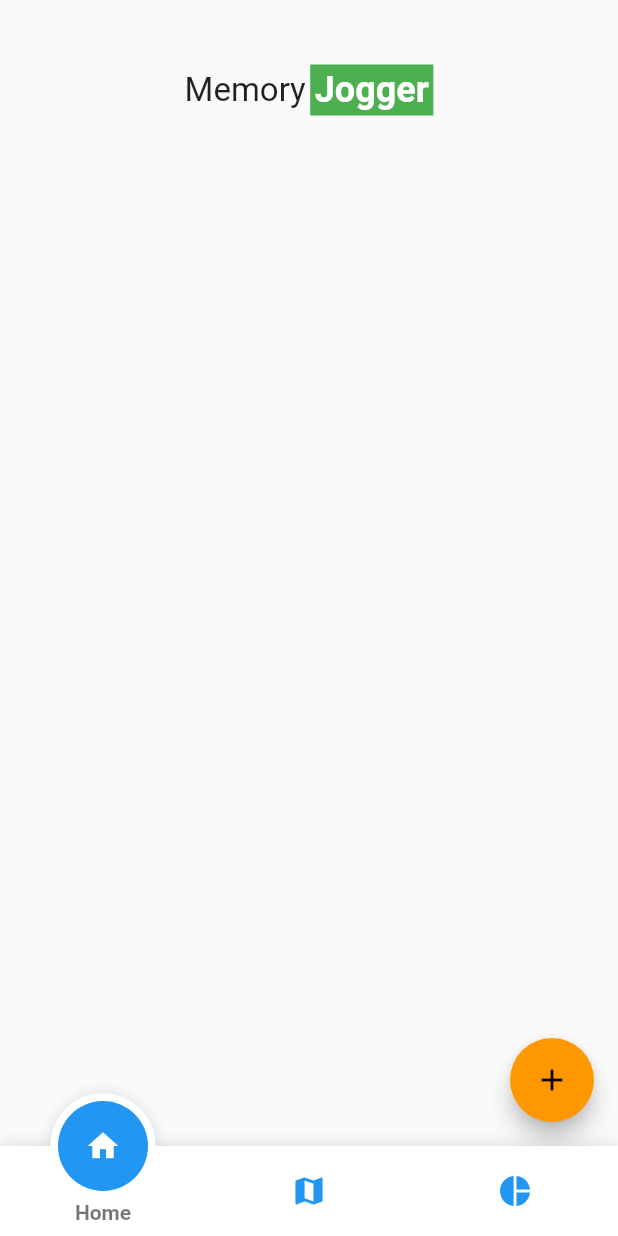
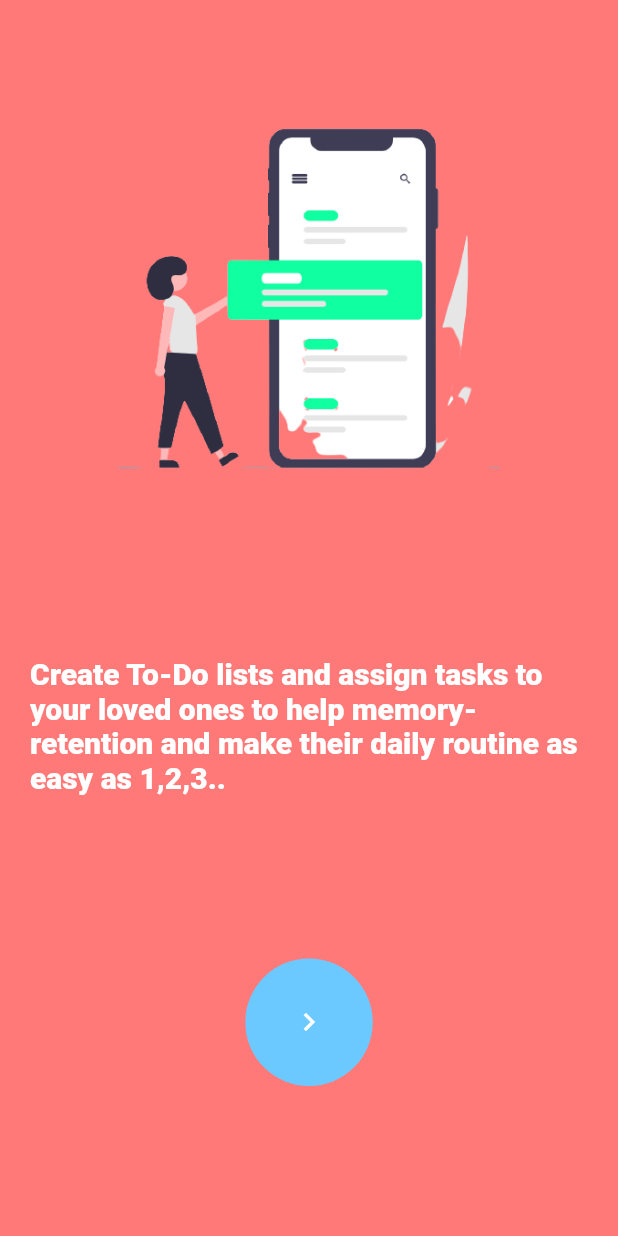
Before and after one commit to samiraliyev573/bchacks2021-juniorhelp, a Flutter app: the screen it shows after launch, on a phone screen of 412 x 824 dp. Run offline on Flutter 3.47's test engine with Material 2 defaults, Android fonts, the phone set to English and light mode, and no system bars; drawn by our look-alikes of fancy_bottom_navigation; our stand-ins replace cloud_firestore, firebase_core, firebase_messaging, fl_chart, font_awesome_flutter, geolocator and 3 more; accounts and stored records are empty.

Commit message:
Onboarding screen somewhat done

```diff
--- a/juniorhelp/lib/main.dart
+++ b/juniorhelp/lib/main.dart
@@ -1,5 +1,6 @@
 import 'package:flutter/material.dart';
 import 'package:firebase_core/firebase_core.dart';
+import 'package:juniorhelp/screens/onboarding.dart';
 import 'screens/home.dart';
 import 'screens/maps.dart';
 import 'screens/statistics.dart';
@@ -21,7 +22,7 @@
           brightness: Brightness.light,
           primaryColor: Colors.blue,
           accentColor: Colors.orange),
-      home: MyHomePage(),
+      home: OnBoarding(),
     );
   }
 }
--- /dev/null
+++ b/juniorhelp/lib/screens/onboarding.dart
@@ -0,0 +1,293 @@
+import 'package:flutter/material.dart';
+import 'package:juniorhelp/screens/login.dart';
+import 'package:font_awesome_flutter/font_awesome_flutter.dart';
+
+const List<Color> colorList = [
+  Color(0xffFF7979),
+  Color(0xff6CC9FF),
+  Color(0xffFFBD59),
+  Color(0xff8C52FF)
+];
+
+const List<String> imageLink = [
+  "assets/onboarding1.png",
+  "assets/onboarding2.png",
+  "assets/onboarding3.png",
+  "assets/onboarding4.png",
+];
+
+const List<String> texts = [
+  "Create To-Do lists and assign tasks to your loved ones to help memory-retention and make their daily routine as easy as 1,2,3..",
+  "Track your loved one's live locations and view their memory-related analytics on the go!",
+  "Meet Sarah, Your loved one's personalized chatbot! Sarah will help your loved one remember those hard-to-recall details in everyday life",
+  "Develop your loved one's memory retention and recollection abilities using the memory quiz feature of the app!"
+];
+
+int index = 0;
+
+class OnBoarding extends StatefulWidget {
+  @override
+  _OnBoardingState createState() => _OnBoardingState();
+}
+
+class _OnBoardingState extends State<OnBoarding> with TickerProviderStateMixin {
+  AnimationController _controller;
+  Animation firstHalfAnimation;
+  Animation secondHalfAnimation;
+  Animation horizontalAnimation;
+  bool animationHalfWay = false;
+  bool isToggled = false;
+
+  Color container1color = colorList[index];
+  Color container2color = colorList[index + 1];
+
+  void middleSwap() {
+    if (isToggled) {
+      setState(() {
+        container1color = colorList[index + 1];
+        container2color = colorList[index];
+      });
+    } else {
+      setState(() {
+        container1color = colorList[index];
+        container2color = colorList[index + 1];
+      });
+    }
+  }
+
+  PageController pageController;
+
+  @override
+  void initState() {
+    // TODO: implement initState
+    super.initState();
+
+    pageController = PageController();
+
+    _controller =
+        AnimationController(duration: Duration(milliseconds: 750), vsync: this);
+
+    firstHalfAnimation = CurvedAnimation(
+      parent: _controller,
+      curve: Interval(0.000, 0.500, curve: Curves.easeInExpo),
+    );
+
+    secondHalfAnimation = CurvedAnimation(
+      parent: _controller,
+      curve: Interval(0.500, 1.000, curve: Curves.easeOutExpo),
+    );
+
+    horizontalAnimation = CurvedAnimation(
+      parent: _controller,
+      curve: Interval(0.750, 1.000, curve: Curves.easeInOutQuad),
+    );
+
+    _controller
+      ..addStatusListener((status) {
+        if (status == AnimationStatus.completed) {
+          middleSwap();
+          _controller.reset();
+        }
+      })
+      ..addListener(() {
+        if (_controller.value > 0.5) {
+          setState(() {
+            animationHalfWay = true;
+          });
+        } else {
+          setState(() {
+            animationHalfWay = false;
+          });
+        }
+      });
+  }
+
+  @override
+  void dispose() {
+    // TODO: implement dispose
+    _controller.dispose();
+    super.dispose();
+  }
+
+  @override
+  Widget build(BuildContext context) {
+    final width = MediaQuery.of(context).size.width;
+
+    return Scaffold(
+      backgroundColor: animationHalfWay ? container2color : container1color,
+      body: Stack(
+        children: [
+          Container(
+            color: animationHalfWay ? container2color : container1color,
+            width: width / 2.0 - 44,
+            height: double.infinity,
+          ),
+          Padding(
+            padding: const EdgeInsets.only(bottom: 100),
+            child: Align(
+              alignment: Alignment.bottomCenter,
+              child: GestureDetector(
+                onTap: () {
+                  if (_controller.status != AnimationStatus.forward) {
+                    setState(() {
+                      isToggled = !isToggled;
+                      index++;
+                    });
+
+                    if (index > 3) {
+                      setState(() {
+                        index = 0;
+                      });
+                    }
+                    pageController.animateToPage(index,
+                        duration: Duration(milliseconds: 500),
+                        curve: Curves.easeInOutQuad);
+                    _controller.forward();
+                  }
+                },
+                child: Stack(
+                  children: [
+                    ContainerAnimation(
+                      animation: firstHalfAnimation,
+                      color: container2color,
+                      swap: 1.0,
+                      index: index,
+                      show: false,
+                      tweenAnimation: Tween<double>(begin: 1.0, end: 85),
+                    ),
+                    ContainerAnimation(
+                      animation: secondHalfAnimation,
+                      color: container1color,
+                      swap: -1.0,
+                      index: index,
+                      horizontalTween: Tween<double>(begin: 0, end: -85),
+                      horizontalAnimation: horizontalAnimation,
+                      show: true,
+                      tweenAnimation: Tween<double>(begin: 85, end: 1.0),
+                    ),
+                  ],
+                ),
+              ),
+            ),
+          ),
+          IgnorePointer(
+            ignoring: true,
+            child: PageView.builder(
+              controller: pageController,
+              itemCount: 4,
+              itemBuilder: (context, index) {
+                return Column(
+                  children: [
+                    Container(
+                        margin:
+                            EdgeInsets.symmetric(vertical: 30, horizontal: 20),
+                        padding:
+                            EdgeInsets.symmetric(vertical: 30, horizontal: 20),
+                        child: Image.asset(imageLink[index])),
+                    SizedBox(
+                      height: 20,
+                    ),
+                    Container(
+                      padding: EdgeInsets.all(20),
+                      child: Text(
+                        texts[index],
+                        style: TextStyle(
+                          color: Color(0xffffffff),
+                          fontSize: 20.0,
+                          fontWeight: FontWeight.w900,
+                        ),
+                      ),
+                    ),
+                  ],
+                );
+              },
+            ),
+          )
+        ],
+      ),
+    );
+  }
+}
+
+class ContainerAnimation extends AnimatedWidget {
+  final Tween<double> tweenAnimation;
+  final Tween<double> horizontalTween;
+  final Animation<double> animation;
+  final Animation<double> horizontalAnimation;
+  final double swap;
+  final Color color;
+  final int index;
+  final bool show;
+
+  ContainerAnimation(
+      {Key key,
+      this.tweenAnimation,
+      this.index,
+      this.horizontalAnimation,
+      this.horizontalTween,
+      this.animation,
+      this.color,
+      this.show,
+      this.swap})
+      : assert(swap == 1 || swap == -1),
+        super(key: key, listenable: animation);
+  @override
+  Widget build(BuildContext context) {
+    return Transform(
+      alignment: FractionalOffset.centerLeft,
+      transform: Matrix4.identity()
+        ..scale(
+          tweenAnimation.evaluate(animation) * swap,
+          tweenAnimation.evaluate(animation),
+        ),
+      child: Transform(
+        transform: Matrix4.identity()
+          ..translate(horizontalTween != null
+              ? horizontalTween.evaluate(horizontalAnimation)
+              : 0.0),
+        child: Container(
+          width: 85,
+          height: 85,
+          decoration: BoxDecoration(
+              color: color,
+              borderRadius: BorderRadius.circular(
+                  44 - tweenAnimation.evaluate(animation) / (44))),
+          child: index != colorList.length - 1
+              ? Icon(
+                  (swap == 1)
+                      ? Icons.keyboard_arrow_right
+                      : Icons.keyboard_arrow_left,
+                  color:
+                      (index % 2 == 0) ? Color(0xffffffff) : Color(0xff4A64FE))
+              : IconButton(
+                  onPressed: () {
+                    Navigator.push(
+                        context,
+                        PageRouteBuilder(
+                            transitionDuration: Duration(seconds: 1),
+                            transitionsBuilder:
+                                (context, animation, animationTime, child) {
+                              animation = CurvedAnimation(
+                                  parent: animation,
+                                  curve: Curves.fastLinearToSlowEaseIn);
+                              return ScaleTransition(
+                                child: child,
+                                scale: animation,
+                                alignment: Alignment.center,
+                              );
+                            },
+                            pageBuilder: (context, animation, animationTime) {
+                              return Login();
+                            }));
+                  },
+                  icon: (swap == 1)
+                      ? FaIcon(FontAwesomeIcons.fastForward)
+                      : FaIcon(FontAwesomeIcons.backward),
+                  iconSize: show ? 20 : 1,
+                  color:
+                      (index % 2 == 0) ? Color(0xffffffff) : Color(0xff4A64FE)),
+        ),
+      ),
+    );
+  }
+}
--- a/juniorhelp/pubspec.yaml
+++ b/juniorhelp/pubspec.yaml
@@ -38,6 +38,8 @@
   pie_chart: ^4.0.1
   cloud_firestore: ^0.14.3
   firebase_messaging: ^7.0.3
+  font_awesome_flutter: ^8.11.0
+
 
 
 
```
Also changed, not shown: juniorhelp/lib/screens/login.dart (added, +14 -0 lines), juniorhelp/lib/screens/register.dart (added, +14 -0 lines), juniorhelp/lib/services/addToDo.dart (deleted, +0 -248 lines), juniorhelp/assets/onboarding1.png (added), juniorhelp/assets/onboarding2.png (added), juniorhelp/assets/onboarding3.png (added), juniorhelp/assets/onboarding4.png (added), juniorhelp/pubspec.lock.
